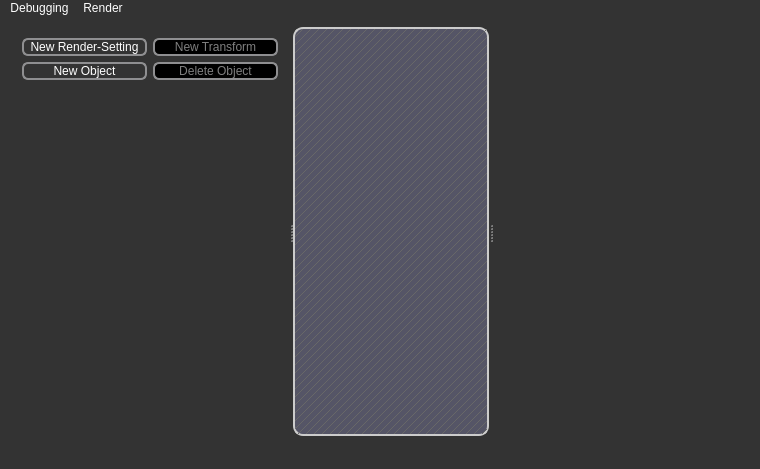
First picture: the form in qt-frontend/SimplexGui/mainwindow.ui, repository phresnel/picogen, before the edit.
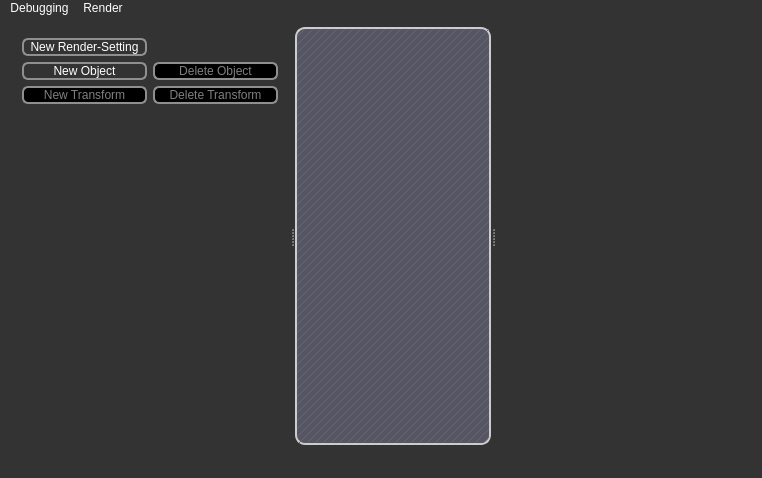
Second picture: the form after the edit. Custom widgets are drawn as their Qt base class.

Commit message: add delete-sub-transform, clean up add/delete sub-transform

Diff of the .ui file:
```diff
--- a/qt-frontend/SimplexGui/mainwindow.ui
+++ b/qt-frontend/SimplexGui/mainwindow.ui
@@ -114,9 +114,21 @@
    <layout class="QVBoxLayout" name="verticalLayout_2">
     <item>
      <widget class="QSplitter" name="splitter_2">
+      <property name="sizePolicy">
+       <sizepolicy hsizetype="Preferred" vsizetype="Preferred">
+        <horstretch>0</horstretch>
+        <verstretch>0</verstretch>
+       </sizepolicy>
+      </property>
       <property name="orientation">
        <enum>Qt::Horizontal</enum>
       </property>
+      <property name="handleWidth">
+       <number>6</number>
+      </property>
+      <property name="childrenCollapsible">
+       <bool>false</bool>
+      </property>
       <widget class="QWidget" name="">
        <layout class="QVBoxLayout" name="verticalLayout">
         <item>
@@ -131,16 +143,6 @@
             </property>
            </widget>
           </item>
-          <item row="0" column="2">
-           <widget class="QPushButton" name="newTransformButton">
-            <property name="enabled">
-             <bool>false</bool>
-            </property>
-            <property name="text">
-             <string>New Transform</string>
-            </property>
-           </widget>
-          </item>
           <item row="1" column="0">
            <widget class="QPushButton" name="newObjectButton">
             <property name="enabled">
@@ -161,6 +163,26 @@
             </property>
            </widget>
           </item>
+          <item row="2" column="0">
+           <widget class="QPushButton" name="newSubTransformButton">
+            <property name="enabled">
+             <bool>false</bool>
+            </property>
+            <property name="text">
+             <string>New Transform</string>
+            </property>
+           </widget>
+          </item>
+          <item row="2" column="2">
+           <widget class="QPushButton" name="deleteSubTransformButton">
+            <property name="enabled">
+             <bool>false</bool>
+            </property>
+            <property name="text">
+             <string>Delete Transform</string>
+            </property>
+           </widget>
+          </item>
          </layout>
         </item>
         <item>
@@ -182,6 +204,12 @@
        </layout>
       </widget>
       <widget class="QSplitter" name="splitter">
+       <property name="sizePolicy">
+        <sizepolicy hsizetype="Preferred" vsizetype="Preferred">
+         <horstretch>0</horstretch>
+         <verstretch>0</verstretch>
+        </sizepolicy>
+       </property>
        <property name="orientation">
         <enum>Qt::Horizontal</enum>
        </property>
```
Left out of the diff: 3 changed lines with no effect on the pictures. The commit also changes 2 other files.
